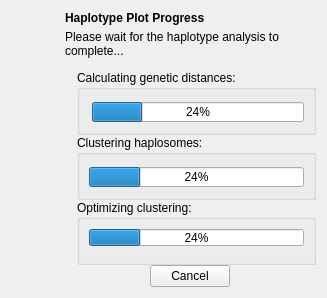
Above: QtSLiM/QtSLiMHaplotypeProgress.ui from MesserLab/SLiM before the change. Below: the same form after it.
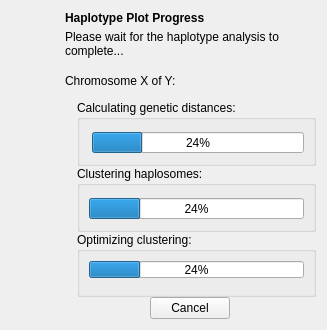
That is the form after the change. Icons and pictures are not drawn. Custom widgets are drawn as their Qt base class.

Commit message: multichrom improvements for the Haplotype Plot

Diff of the .ui file:
```diff
--- a/QtSLiM/QtSLiMHaplotypeProgress.ui
+++ b/QtSLiM/QtSLiMHaplotypeProgress.ui
@@ -7,7 +7,7 @@
     <x>0</x>
     <y>0</y>
     <width>327</width>
-    <height>298</height>
+    <height>330</height>
    </rect>
   </property>
   <property name="windowTitle">
@@ -119,7 +119,30 @@
         <enum>Qt::Vertical</enum>
        </property>
        <property name="sizeType">
-        <enum>QSizePolicy::Fixed</enum>
+        <enum>QSizePolicy::Policy::Fixed</enum>
+       </property>
+       <property name="sizeHint" stdset="0">
+        <size>
+         <width>20</width>
+         <height>16</height>
+        </size>
+       </property>
+      </spacer>
+     </item>
+     <item>
+      <widget class="QLabel" name="chromosomeIndexLabel">
+       <property name="text">
+        <string>Chromosome X of Y:</string>
+       </property>
+      </widget>
+     </item>
+     <item>
+      <spacer name="verticalSpacer_3">
+       <property name="orientation">
+        <enum>Qt::Orientation::Vertical</enum>
+       </property>
+       <property name="sizeType">
+        <enum>QSizePolicy::Policy::Fixed</enum>
        </property>
        <property name="sizeHint" stdset="0">
         <size>
```
Left out of the diff: 15 changed lines with no effect on the pictures. The commit also changes 9 other files.
